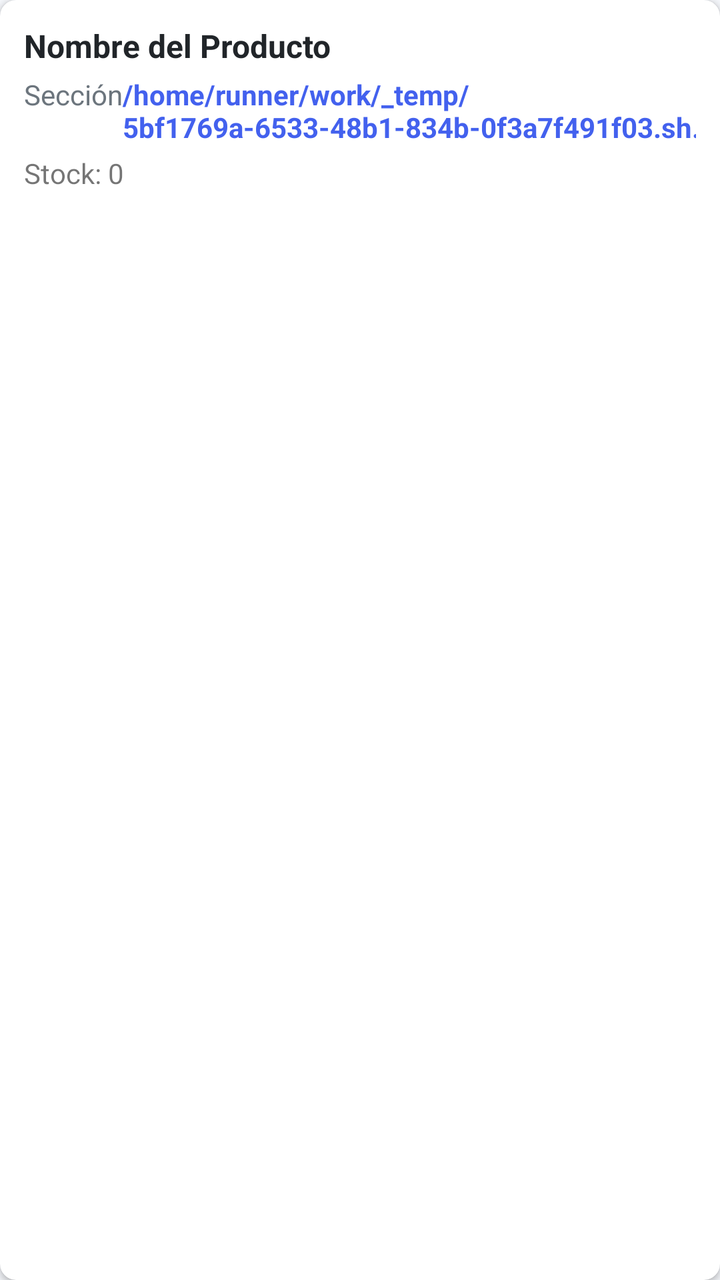
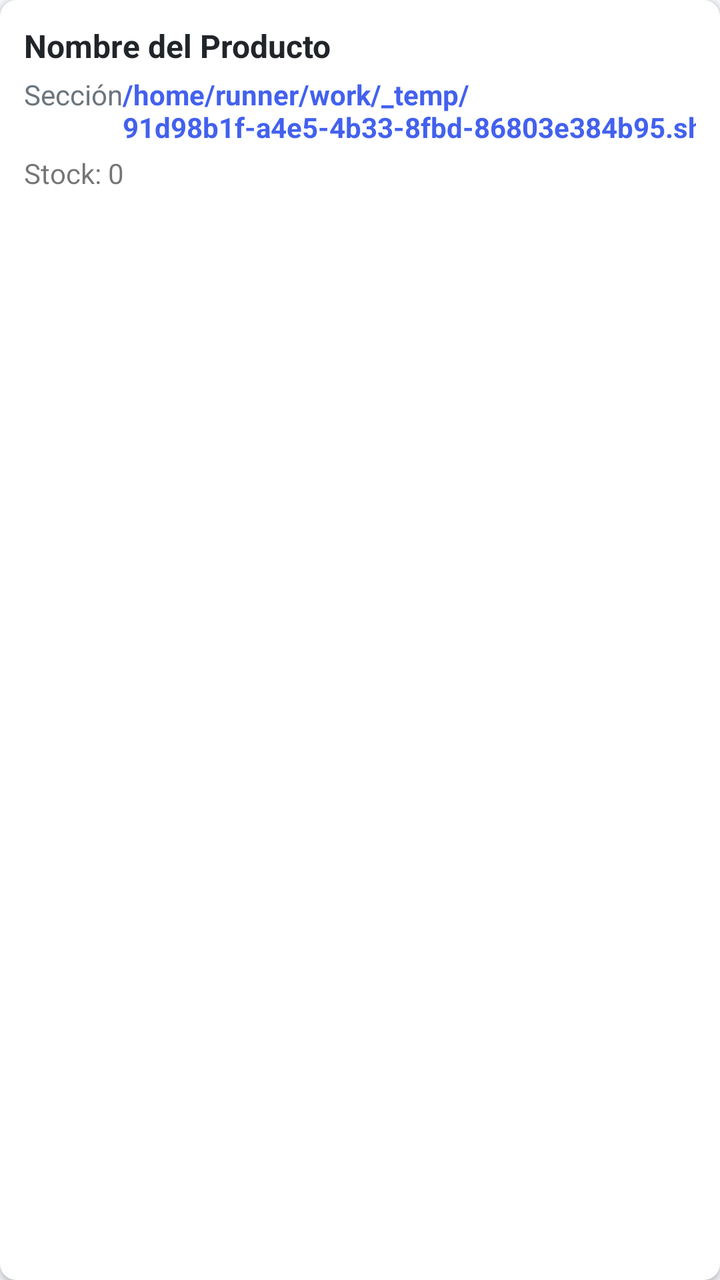

The first picture is an Android layout as it rendered before a commit; the second is the same layout after the commit. The layout source and the unified diff follow.
<!-- AndroidManifest.xml: application theme Theme.OmniVentas -->
<!-- res/layout/item_producto.xml -->
<?xml version="1.0" encoding="utf-8"?>
<androidx.cardview.widget.CardView xmlns:android="http://schemas.android.com/apk/res/android"
    xmlns:app="http://schemas.android.com/apk/res-auto"
    android:layout_width="match_parent"
    android:layout_height="wrap_content"
    android:layout_marginBottom="8dp"
    app:cardCornerRadius="8dp"
    app:cardElevation="2dp">
    <LinearLayout
        android:layout_width="match_parent"
        android:layout_height="wrap_content"
        android:orientation="vertical"
        android:padding="12dp">
        <TextView
            android:id="@+id/tv_nombre"
            android:layout_width="match_parent"
            android:layout_height="wrap_content"
            android:text="Nombre del Producto"
            android:textSize="16sp"
            android:textStyle="bold"
            android:textColor="@color/dark" />
        <LinearLayout
            android:layout_width="match_parent"
            android:layout_height="wrap_content"
            android:orientation="horizontal"
            android:layout_marginTop="4dp">
            <TextView
                android:id="@+id/tv_seccion"
                android:layout_width="0dp"
                android:layout_height="wrap_content"
                android:layout_weight="1"
                android:text="Sección"
                android:textSize="14sp"
                android:textColor="@color/gray" />
            <TextView
                android:id="@+id/tv_precio"
                android:layout_width="wrap_content"
                android:layout_height="wrap_content"
                android:text="/home/runner/work/_temp/5bf1769a-6533-48b1-834b-0f3a7f491f03.sh.00"
                android:textSize="14sp"
                android:textColor="@color/primary"
                android:textStyle="bold" />
        </LinearLayout>
        <TextView
            android:id="@+id/tv_stock"
            android:layout_width="wrap_content"
            android:layout_height="wrap_content"
            android:text="Stock: 0"
            android:textSize="14sp"
            android:layout_marginTop="4dp" />
    </LinearLayout>
</androidx.cardview.widget.CardView>
<!-- resources referenced by this layout -->
<resources>
  <color name="dark">#212529</color>
  <color name="gray">#6C757D</color>
  <color name="primary">#4361EE</color>
  <style name="Theme.OmniVentas" parent="Theme.MaterialComponents.DayNight.NoActionBar">
          <item name="colorPrimary">@color/primary</item>
          <item name="colorPrimaryVariant">@color/primary_dark</item>
          <item name="colorOnPrimary">@color/white</item>
          <item name="colorSecondary">@color/secondary</item>
          <item name="colorOnSecondary">@color/white</item>
          <item name="android:statusBarColor">@color/primary</item>
          <item name="android:windowBackground">@color/light_gray</item>
      </style>
  <color name="primary_dark">#3A56D4</color>
  <color name="white">#FFFFFF</color>
  <color name="secondary">#3F37C9</color>
  <color name="light_gray">#F5F7FB</color>
</resources>

<!-- the commit's change to res/layout/item_producto.xml (unified diff, before → after) -->
@@ -36,7 +36,7 @@
                 android:id="@+id/tv_precio"
                 android:layout_width="wrap_content"
                 android:layout_height="wrap_content"
-                android:text="/home/runner/work/_temp/5bf1769a-6533-48b1-834b-0f3a7f491f03.sh.00"
+                android:text="/home/runner/work/_temp/91d98b1f-a4e5-4b33-8fbd-86803e384b95.sh.00"
                 android:textSize="14sp"
                 android:textColor="@color/primary"
                 android:textStyle="bold" />
